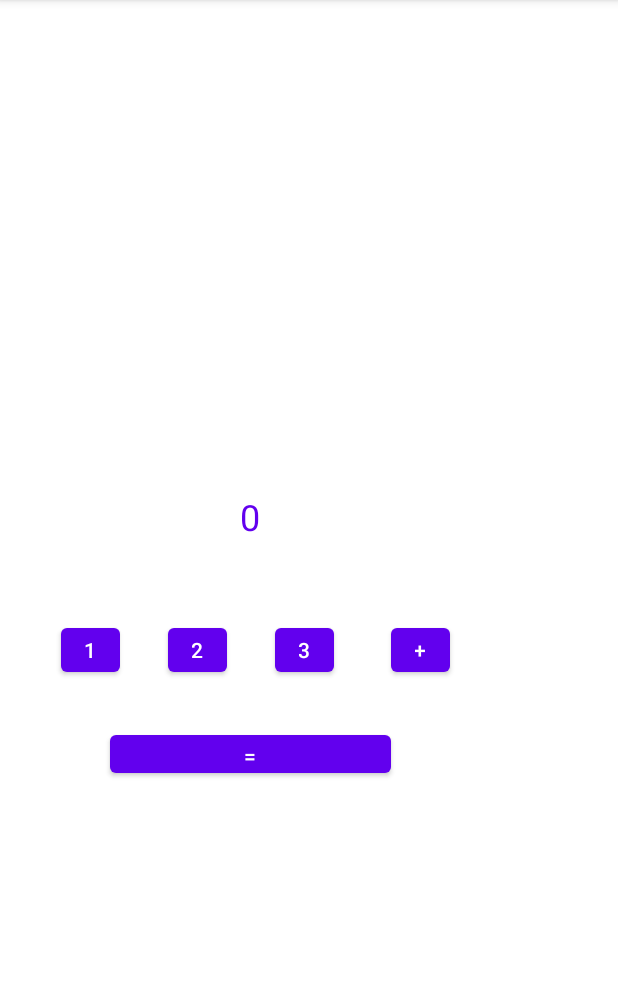
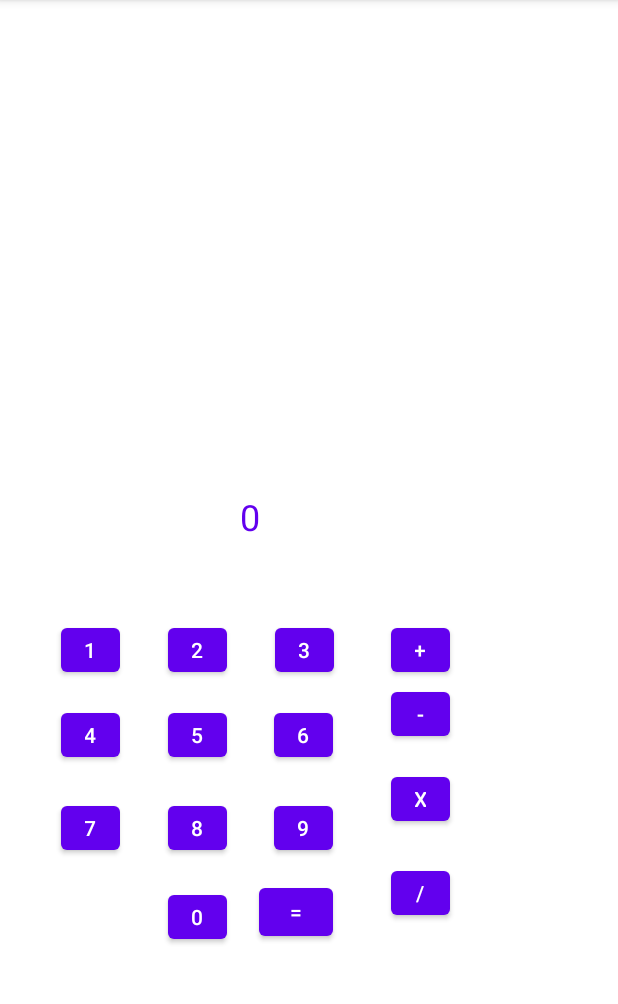
Before and after one commit to DanielPereira15/CalculadoraClase, an Android app: the screen it shows after launch (MainActivity), on a phone screen of 412 x 824 dp, the part 84-1088 px from its top. Run offline under Robolectric (Android 15) with nearby library versions, the phone set to English and light mode, and no system bars.

Commit message:
actualizado con botones de numeros y operaciones

```diff
--- a/app/src/main/java/com/example/calculadoraclase/MainActivity.java
+++ b/app/src/main/java/com/example/calculadoraclase/MainActivity.java
@@ -35,6 +35,18 @@ public class MainActivity extends AppCompatActivity {
         numero= numero + "2";
         this.txtResultado.setText(""+numero);
     }
+    public void elegirNumero(View v){
+        switch (v.getId()){
+            case 1:
+                if (v.getId() == Integer.parseInt("id4")){
+                    numero=numero + "4";
+                    this.txtResultado.setText(""+numero);
+        }
+                break;
+            default:
+                throw new IllegalStateException("Unexpected value: " + v.getId());
+        }
+    }
 
 
 
@@ -45,9 +57,28 @@ public class MainActivity extends AppCompatActivity {
         this.op="+";
     }
 
+    public void btnRestar (View v){
+        primerSumando=numero;
+        numero="";
+        txtResultado.setText(numero);
+        this.op="-";
+    }
+    public void btnMultiplicar (View v){
+        primerSumando=numero;
+        numero="";
+        txtResultado.setText(numero);
+        this.op="X";
+    }
+    public void btnDividir (View v){
+        primerSumando=numero;
+        numero="";
+        txtResultado.setText(numero);
+        this.op="X";
+    }
+
     public void btnIgual(View v){
         segundoSumando=numero;
-        resultado=Integer.parseInt( primerSumando)+Integer.parseInt(segundoSumando);
+        resultado= Integer.parseInt(primerSumando   + segundoSumando);
         txtResultado.setText(resultado);
     }
 }
--- a/app/src/main/res/layout/activity_main.xml
+++ b/app/src/main/res/layout/activity_main.xml
@@ -35,6 +35,97 @@
         app:layout_constraintVertical_bias="0.568" />
 
     <Button
+        android:id="@+id/id4"
+        android:layout_width="39dp"
+        android:layout_height="41dp"
+        android:onClick="elegirNumero"
+        android:text="4"
+        app:layout_constraintBottom_toBottomOf="parent"
+        app:layout_constraintEnd_toEndOf="parent"
+        app:layout_constraintHorizontal_bias="0.11"
+        app:layout_constraintStart_toStartOf="parent"
+        app:layout_constraintTop_toTopOf="parent"
+        app:layout_constraintVertical_bias="0.646" />
+
+    <Button
+        android:id="@+id/id5"
+        android:layout_width="39dp"
+        android:layout_height="41dp"
+        android:onClick="btnUno"
+        android:text="5"
+        app:layout_constraintBottom_toBottomOf="parent"
+        app:layout_constraintEnd_toEndOf="parent"
+        app:layout_constraintHorizontal_bias="0.301"
+        app:layout_constraintStart_toStartOf="parent"
+        app:layout_constraintTop_toTopOf="parent"
+        app:layout_constraintVertical_bias="0.646" />
+
+    <Button
+        android:id="@+id/id6"
+        android:layout_width="39dp"
+        android:layout_height="41dp"
+        android:onClick="btnUno"
+        android:text="6"
+        app:layout_constraintBottom_toBottomOf="parent"
+        app:layout_constraintEnd_toEndOf="parent"
+        app:layout_constraintHorizontal_bias="0.491"
+        app:layout_constraintStart_toStartOf="parent"
+        app:layout_constraintTop_toTopOf="parent"
+        app:layout_constraintVertical_bias="0.646" />
+
+    <Button
+        android:id="@+id/id7"
+        android:layout_width="39dp"
+        android:layout_height="41dp"
+        android:onClick="btnUno"
+        android:text="7"
+        app:layout_constraintBottom_toBottomOf="parent"
+        app:layout_constraintEnd_toEndOf="parent"
+        app:layout_constraintHorizontal_bias="0.11"
+        app:layout_constraintStart_toStartOf="parent"
+        app:layout_constraintTop_toTopOf="parent"
+        app:layout_constraintVertical_bias="0.731" />
+
+    <Button
+        android:id="@+id/id8"
+        android:layout_width="39dp"
+        android:layout_height="41dp"
+        android:onClick="btnUno"
+        android:text="8"
+        app:layout_constraintBottom_toBottomOf="parent"
+        app:layout_constraintEnd_toEndOf="parent"
+        app:layout_constraintHorizontal_bias="0.301"
+        app:layout_constraintStart_toStartOf="parent"
+        app:layout_constraintTop_toTopOf="parent"
+        app:layout_constraintVertical_bias="0.731" />
+
+    <Button
+        android:id="@+id/id9"
+        android:layout_width="39dp"
+        android:layout_height="41dp"
+        android:onClick="btnUno"
+        android:text="9"
+        app:layout_constraintBottom_toBottomOf="parent"
+        app:layout_constraintEnd_toEndOf="parent"
+        app:layout_constraintHorizontal_bias="0.491"
+        app:layout_constraintStart_toStartOf="parent"
+        app:layout_constraintTop_toTopOf="parent"
+        app:layout_constraintVertical_bias="0.731" />
+
+    <Button
+        android:id="@+id/id0"
+        android:layout_width="39dp"
+        android:layout_height="41dp"
+        android:onClick="btnUno"
+        android:text="0"
+        app:layout_constraintBottom_toBottomOf="parent"
+        app:layout_constraintEnd_toEndOf="parent"
+        app:layout_constraintHorizontal_bias="0.301"
+        app:layout_constraintStart_toStartOf="parent"
+        app:layout_constraintTop_toTopOf="parent"
+        app:layout_constraintVertical_bias="0.813" />
+
+    <Button
         android:id="@+id/id3"
         android:layout_width="39dp"
         android:layout_height="41dp"
@@ -62,18 +153,60 @@
         app:layout_constraintVertical_bias="0.568" />
 
     <Button
+        android:id="@+id/idResta"
+        android:layout_width="39dp"
+        android:layout_height="41dp"
+        android:layout_marginStart="32dp"
+        android:onClick="btnRestar"
+        android:text="-"
+        app:layout_constraintBottom_toBottomOf="parent"
+        app:layout_constraintEnd_toEndOf="parent"
+        app:layout_constraintHorizontal_bias="0.05"
+        app:layout_constraintStart_toEndOf="@+id/id3"
+        app:layout_constraintTop_toTopOf="parent"
+        app:layout_constraintVertical_bias="0.627" />
+
+    <Button
+        android:id="@+id/idMulti"
+        android:layout_width="39dp"
+        android:layout_height="41dp"
+        android:layout_marginStart="32dp"
+        android:onClick="btnSumar"
+        android:text="x"
+        app:layout_constraintBottom_toBottomOf="parent"
+        app:layout_constraintEnd_toEndOf="parent"
+        app:layout_constraintHorizontal_bias="0.05"
+        app:layout_constraintStart_toEndOf="@+id/id3"
+        app:layout_constraintTop_toTopOf="parent"
+        app:layout_constraintVertical_bias="0.705" />
+
+    <Button
+        android:id="@+id/idDividir"
+        android:layout_width="39dp"
+        android:layout_height="41dp"
+        android:layout_marginStart="32dp"
+        android:onClick="btnSumar"
+        android:text="/"
+        app:layout_constraintBottom_toBottomOf="parent"
+        app:layout_constraintEnd_toEndOf="parent"
+        app:layout_constraintHorizontal_bias="0.05"
+        app:layout_constraintStart_toEndOf="@+id/id3"
+        app:layout_constraintTop_toTopOf="parent"
+        app:layout_constraintVertical_bias="0.791" />
+
+    <Button
         android:id="@+id/idIgual"
-        android:layout_width="187dp"
-        android:layout_height="37dp"
+        android:layout_width="49dp"
+        android:layout_height="44dp"
         android:layout_marginTop="300dp"
         android:onClick="btnIgual"
         android:text="="
         app:layout_constraintBottom_toBottomOf="parent"
         app:layout_constraintEnd_toEndOf="parent"
-        app:layout_constraintHorizontal_bias="0.325"
+        app:layout_constraintHorizontal_bias="0.477"
         app:layout_constraintStart_toStartOf="parent"
         app:layout_constraintTop_toTopOf="parent"
-        app:layout_constraintVertical_bias="0.428" />
+        app:layout_constraintVertical_bias="0.674" />
 
     <Button
         android:id="@+id/id2"
```
